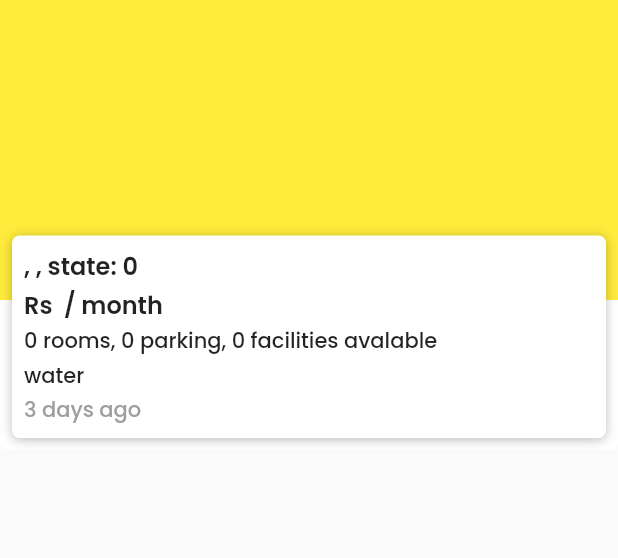
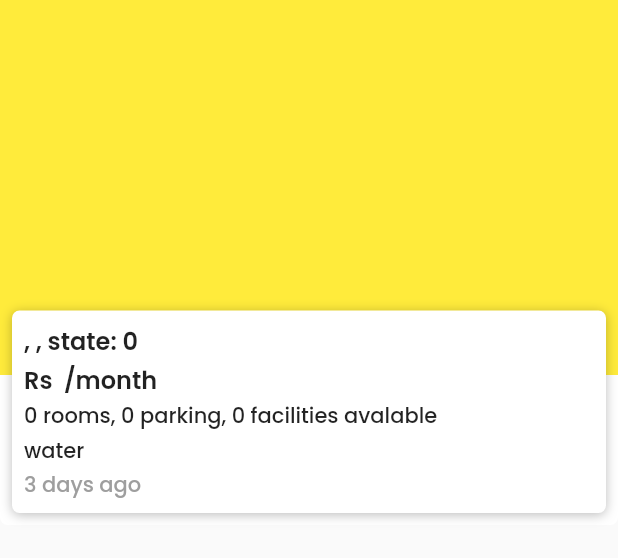
Before and after one commit to Iccr/chautari, a Flutter app: the RoomWidget widget shown alone on an empty page, opened directly with empty values, on a phone screen of 412 x 824 dp. Shown: the top 558 px of the screen. Run offline on Flutter 3.47's test engine with Material 2 defaults, Android fonts, the phone set to English and light mode, and no system bars; our stand-ins replace dio, flutter_secure_storage, flutter_spinkit, get, google_fonts, google_nav_bar and 2 more; missing offline and left inert: flutter_facebook_login; accounts and stored records are empty; network calls fail.

Commit message:
added stack

```diff
--- a/lib/view/room/list_room_view.dart
+++ b/lib/view/room/list_room_view.dart
@@ -37,7 +37,7 @@ class RoomWidget extends StatelessWidget {
       child: Stack(
         children: [
           Container(
-            height: 300,
+            height: 350,
           ),
           ImageCarousel(room: room),
           Positioned(
@@ -106,7 +106,7 @@ class RoomsInsight extends StatelessWidget {
             ),
             SizedBox(height: vgap),
             Text(
-              "Rs ${room.price} / month",
+              "Rs ${room.price} /month",
               style: Theme.of(context).textTheme.bodyText1,
             ),
             SizedBox(height: vgap),
@@ -137,7 +137,7 @@ class ImageCarousel extends StatelessWidget {
   @override
   Widget build(BuildContext context) {
     return Container(
-      height: 200,
+      height: 250,
       color: Colors.yellow,
     );
   }
```
